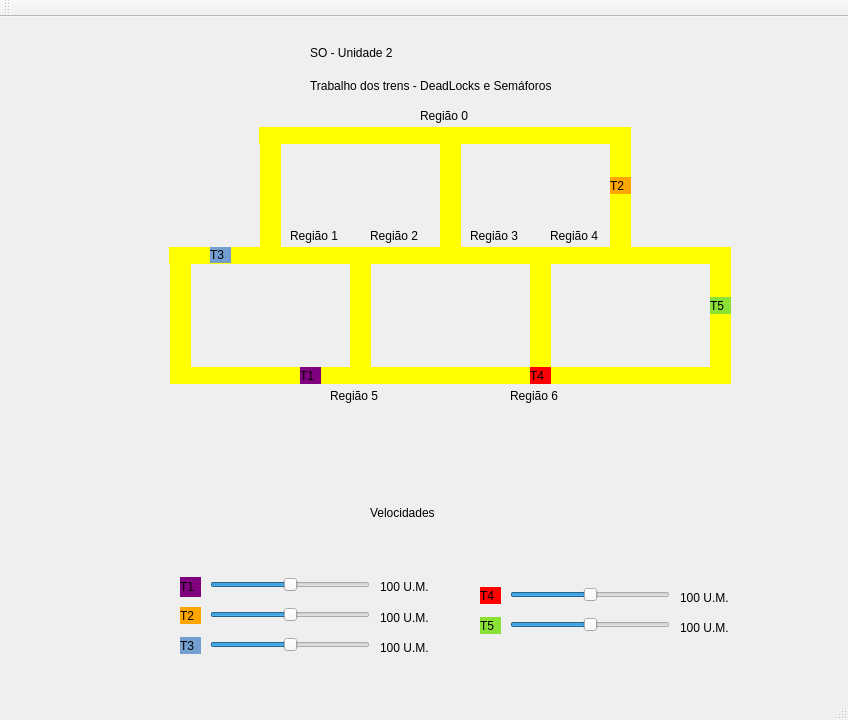
Qt form mainwindow.ui (TwoDotS2/s_o-trabalho_02-trens) before a commit.
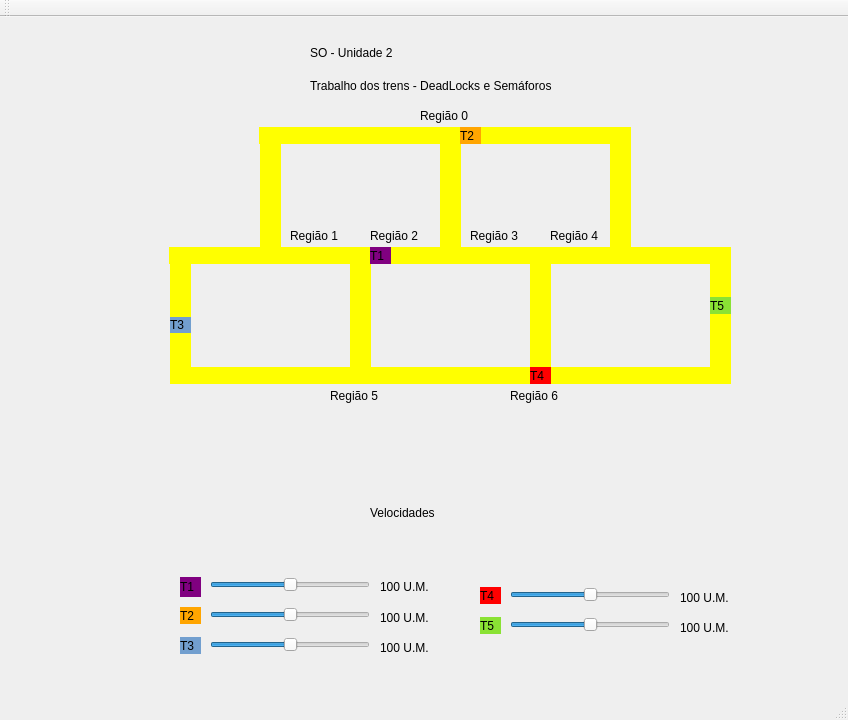
The same form after that commit.

Diff of the .ui file:
```diff
--- a/mainwindow.ui
+++ b/mainwindow.ui
@@ -17,8 +17,6 @@
    <widget class="QLabel" name="label_trem1">
     <property name="geometry">
      <rect>
-      <x>300</x>
-      <y>350</y>
       <x>370</x>
       <y>230</y>
       <width>21</width>
@@ -118,10 +116,8 @@
    <widget class="QLabel" name="label_trem2">
     <property name="geometry">
      <rect>
-      <x>610</x>
-      <y>160</y>
       <x>460</x>
-      <y>230</y>
+      <y>110</y>
       <width>21</width>
       <height>17</height>
      </rect>
@@ -216,8 +212,6 @@
    <widget class="QLabel" name="label_trem3">
     <property name="geometry">
      <rect>
-      <x>210</x>
-      <y>230</y>
       <x>170</x>
       <y>300</y>
       <width>21</width>
```
Left out of the diff: 2 changed lines with no effect on the pictures.
